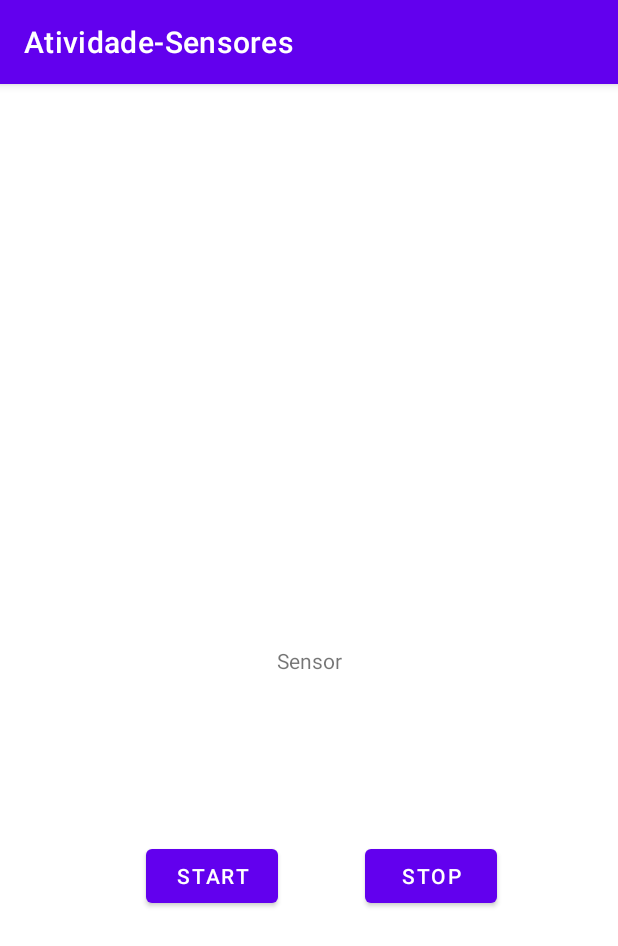
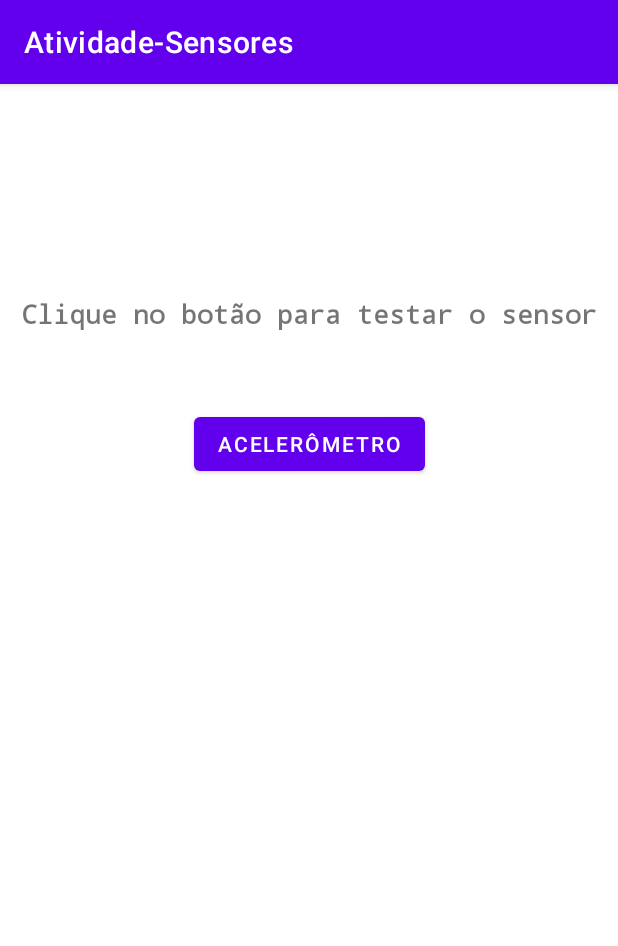
Before and after one commit to weslleyjj/Android-sensors, an Android app: the screen it shows after launch (MainActivity), on a phone screen of 412 x 824 dp. Shown: the top 946 px of the screen. Run offline under Robolectric (Android 15) with nearby library versions, the phone set to English and light mode, and no system bars; our stand-ins replace data binding.

Commit message:
Acelerometro OK

```diff
--- a/app/build.gradle
+++ b/app/build.gradle
@@ -1,11 +1,16 @@
 plugins {
     id 'com.android.application'
     id 'kotlin-android'
+    id 'kotlin-kapt'
 }
 
 android {
     compileSdkVersion 30
     buildToolsVersion "30.0.3"
+
+    dataBinding {
+        enabled = true
+    }
 
     defaultConfig {
         applicationId "com.pdm.atividade_sensores"
--- a/app/src/main/java/com/pdm/atividade_sensores/MainActivity.kt
+++ b/app/src/main/java/com/pdm/atividade_sensores/MainActivity.kt
@@ -9,47 +9,16 @@ import androidx.appcompat.app.AppCompatActivity
 import android.os.Bundle
 import android.view.View
 import android.widget.TextView
+import androidx.core.content.ContextCompat
 
-class MainActivity : AppCompatActivity(), SensorEventListener {
-    private lateinit var mSensorManager : SensorManager
-    private var mAccelerometer : Sensor ?= null
-    private var resume = false;
+open class MainActivity : AppCompatActivity() {
+
+    lateinit var mSensorManager : SensorManager
 
     override fun onCreate(savedInstanceState: Bundle?) {
         super.onCreate(savedInstanceState)
         setContentView(R.layout.activity_main)
 
-        setContentView(R.layout.activity_main)
-
         mSensorManager = getSystemService(Context.SENSOR_SERVICE) as SensorManager
-
-        mAccelerometer = mSensorManager.getDefaultSensor(Sensor.TYPE_ACCELEROMETER)
-    }
-
-    override fun onSensorChanged(event: SensorEvent?) {
-        if (event != null && resume) {
-            if (event.sensor.type == Sensor.TYPE_ACCELEROMETER) {
-                findViewById<TextView>(R.id.textSensor).text = event.values[0].toString()
-            }
-        }
-    }
-
-    override fun onAccuracyChanged(sensor: Sensor?, accuracy: Int) {
-        return
-    }
-
-    override fun onResume() {
-        super.onResume()
-        mSensorManager.registerListener(this, mAccelerometer, SensorManager.SENSOR_DELAY_NORMAL)
-    }override fun onPause() {
-        super.onPause()
-        mSensorManager.unregisterListener(this)
-    }
-    fun resumeReading(view: View) {
-        this.resume = true
-    }
-
-    fun pauseReading(view: View) {
-        this.resume = false
     }
 }
--- /dev/null
+++ b/app/src/main/java/com/pdm/atividade_sensores/fragments/HomeFragment.kt
@@ -0,0 +1,32 @@
+package com.pdm.atividade_sensores.fragments
+
+import android.os.Bundle
+import android.view.LayoutInflater
+import android.view.View
+import android.view.ViewGroup
+import androidx.databinding.DataBindingUtil
+import androidx.fragment.app.Fragment
+import androidx.navigation.Navigation
+import com.pdm.atividade_sensores.R
+import com.pdm.atividade_sensores.databinding.HomeFragmentBinding
+
+class HomeFragment  : Fragment(){
+
+    lateinit var binding : HomeFragmentBinding
+
+    override fun onCreateView(
+        inflater: LayoutInflater, container: ViewGroup?,
+        savedInstanceState: Bundle?
+    ): View? {
+
+        binding = DataBindingUtil.inflate(inflater, R.layout.home_fragment, container, false)
+
+        binding.acelerometro.setOnClickListener {
+            print("Entrando")
+            Navigation.findNavController(it).navigate(R.id.action_homeFragment_to_acelerometerFragment)
+        }
+
+        return binding.root
+    }
+
+}
--- a/app/src/main/res/layout/activity_main.xml
+++ b/app/src/main/res/layout/activity_main.xml
@@ -6,40 +6,18 @@
     android:layout_height="match_parent"
     tools:context=".MainActivity">
 
-    <TextView
-        android:id="@+id/textSensor"
-        android:layout_width="wrap_content"
-        android:layout_height="wrap_content"
-        android:text="Sensor"
-        app:layout_constraintBottom_toBottomOf="parent"
-        app:layout_constraintLeft_toLeftOf="parent"
-        app:layout_constraintRight_toRightOf="parent"
-        app:layout_constraintTop_toTopOf="parent" />
+    <LinearLayout
+        android:orientation="vertical"
+        android:layout_width="match_parent"
+        android:layout_height="match_parent">
 
-    <Button
-        android:id="@+id/stop"
-        android:layout_width="wrap_content"
-        android:layout_height="wrap_content"
-        android:onClick="pauseReading"
-        android:text="Stop"
-        app:layout_constraintBottom_toBottomOf="parent"
-        app:layout_constraintEnd_toEndOf="parent"
-        app:layout_constraintHorizontal_bias="0.75"
-        app:layout_constraintStart_toStartOf="parent"
-        app:layout_constraintTop_toTopOf="parent"
-        app:layout_constraintVertical_bias="0.7" />
-
-    <Button
-        android:id="@+id/start"
-        android:layout_width="wrap_content"
-        android:layout_height="wrap_content"
-        android:onClick="resumeReading"
-        android:text="Start"
-        app:layout_constraintBottom_toBottomOf="parent"
-        app:layout_constraintEnd_toEndOf="parent"
-        app:layout_constraintHorizontal_bias="0.3"
-        app:layout_constraintStart_toStartOf="parent"
-        app:layout_constraintTop_toTopOf="parent"
-        app:layout_constraintVertical_bias="0.7" />
+        <fragment
+            android:id="@+id/myNavHostFragment"
+            android:name="androidx.navigation.fragment.NavHostFragment"
+            android:layout_width="match_parent"
+            android:layout_height="match_parent"
+            app:navGraph="@navigation/navigation_graph"
+            app:defaultNavHost="true" />
+    </LinearLayout>
 
 </androidx.constraintlayout.widget.ConstraintLayout>
--- /dev/null
+++ b/app/src/main/res/layout/home_fragment.xml
@@ -0,0 +1,42 @@
+<?xml version="1.0" encoding="utf-8"?>
+<layout>
+<FrameLayout xmlns:android="http://schemas.android.com/apk/res/android"
+    android:layout_width="match_parent"
+    android:layout_height="match_parent"
+    xmlns:app="http://schemas.android.com/apk/res-auto">
+
+    <androidx.constraintlayout.widget.ConstraintLayout
+        android:layout_width="match_parent"
+        android:layout_height="match_parent">
+
+    <TextView
+        android:layout_width="wrap_content"
+        android:layout_height="wrap_content"
+        android:text="Clique no botão para testar o sensor"
+        android:fontFamily="monospace"
+        android:textSize="17sp"
+        android:textStyle="bold"
+        app:layout_constraintBottom_toBottomOf="parent"
+        app:layout_constraintEnd_toEndOf="parent"
+        app:layout_constraintHorizontal_bias="0.5"
+        app:layout_constraintStart_toStartOf="parent"
+        app:layout_constraintTop_toTopOf="parent"
+        app:layout_constraintVertical_bias="0.19"
+        />
+
+    <Button
+        android:id="@+id/acelerometro"
+        android:layout_width="wrap_content"
+        android:layout_height="wrap_content"
+        android:text="@string/aceler_metro"
+        app:layout_constraintBottom_toBottomOf="parent"
+        app:layout_constraintEnd_toEndOf="parent"
+        app:layout_constraintHorizontal_bias="0.5"
+        app:layout_constraintStart_toStartOf="parent"
+        app:layout_constraintTop_toTopOf="parent"
+        app:layout_constraintVertical_bias="0.3" />
+
+    </androidx.constraintlayout.widget.ConstraintLayout>
+
+</FrameLayout>
+</layout>
--- a/app/src/main/res/navigation/navigation_graph.xml
+++ b/app/src/main/res/navigation/navigation_graph.xml
@@ -3,11 +3,22 @@
     xmlns:app="http://schemas.android.com/apk/res-auto"
     xmlns:tools="http://schemas.android.com/tools"
     android:id="@+id/navigation_graph"
-    app:startDestination="@id/mainActivity">
+    app:startDestination="@id/homeFragment">
 
-    <activity
-        android:id="@+id/mainActivity"
-        android:name="com.pdm.atividade_sensores.MainActivity"
-        android:label="activity_main"
-        tools:layout="@layout/activity_main" />
+    <fragment
+        android:id="@+id/acelerometerFragment"
+        android:name="com.pdm.atividade_sensores.fragments.AcelerometerFragment"
+        android:label="AcelerometerFragment" >
+        <action
+            android:id="@+id/action_acelerometerFragment_to_homeFragment"
+            app:destination="@id/homeFragment" />
+    </fragment>
+    <fragment
+        android:id="@+id/homeFragment"
+        android:name="com.pdm.atividade_sensores.fragments.HomeFragment"
+        android:label="HomeFragment" >
+        <action
+            android:id="@+id/action_homeFragment_to_acelerometerFragment"
+            app:destination="@id/acelerometerFragment" />
+    </fragment>
 </navigation>
--- a/app/src/main/res/values/strings.xml
+++ b/app/src/main/res/values/strings.xml
@@ -1,3 +1,4 @@
 <resources>
     <string name="app_name">Atividade-Sensores</string>
+    <string name="aceler_metro">Acelerômetro</string>
 </resources>
```
Also changed, not shown: app/src/main/java/com/pdm/atividade_sensores/fragments/AcelerometerFragment.kt (added, +78 -0 lines), app/src/main/res/layout/acelerometer_fragment.xml (added, +62 -0 lines), gradle/wrapper/gradle-wrapper.properties.
